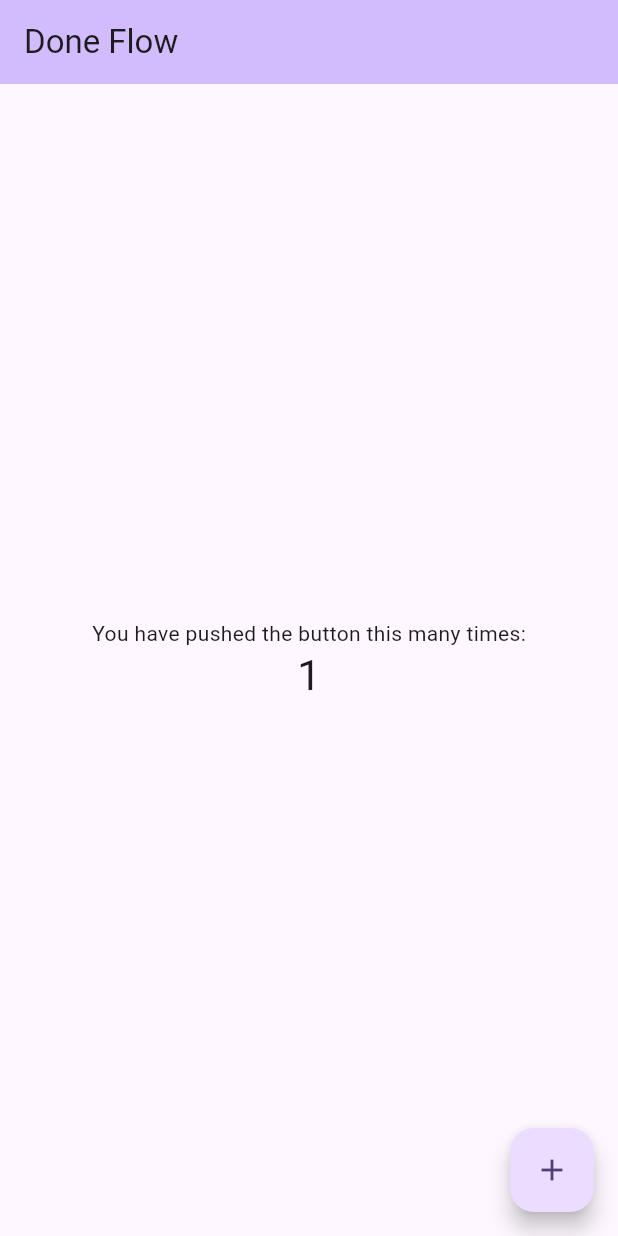
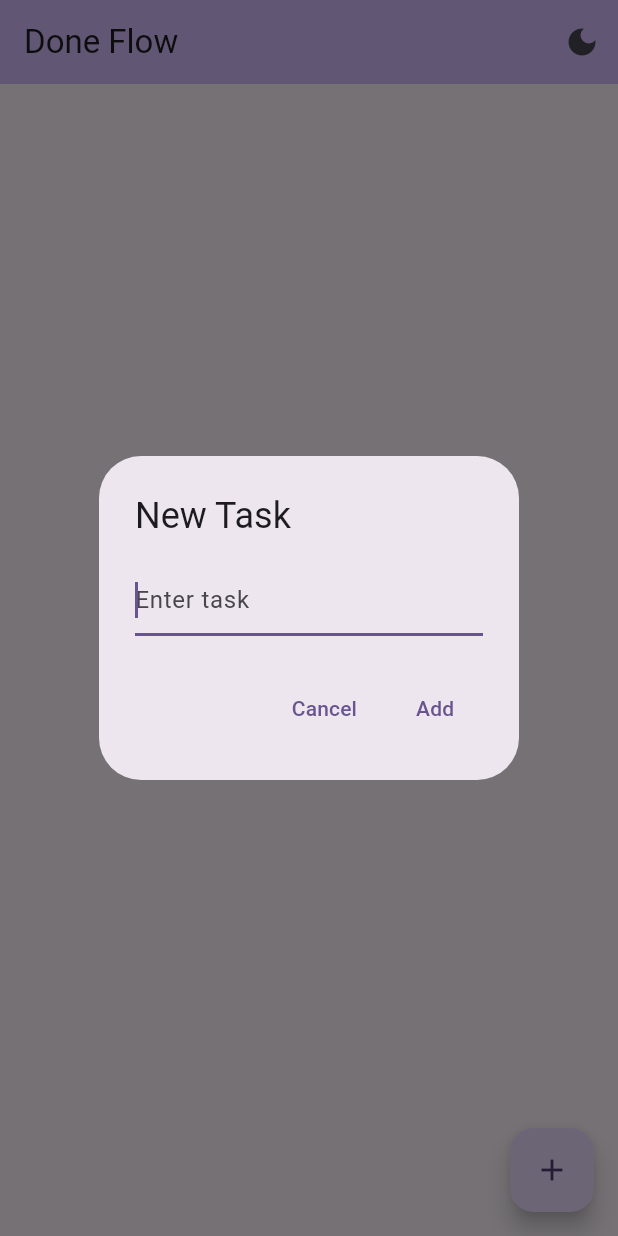
Before and after one commit to denzil-muchangi/done_flow, a Flutter app: the screen it shows after launch, after a tap on the "add" icon, on a phone screen of 412 x 824 dp. Run offline on Flutter 3.47's test engine with Material 3 defaults, Android fonts, the phone set to English and light mode, and no system bars; our stand-ins replace shared_preferences.

Commit message:
"feat: DoneFlow - to-do app with persistence and swipe delete"

```diff
--- /dev/null
+++ b/lib/core/models/tasks.dart
@@ -0,0 +1,12 @@
+class Task {
+  String title;
+  bool isDone;
+
+  Task({required this.title, this.isDone = false});
+
+  Map<String, dynamic> toJson() => {'title': title, 'isDone': isDone};
+  factory Task.fromJson(Map<String, dynamic> json) => Task(
+        title: json['title'],
+        isDone: json['isDone'],
+      );
+}
--- /dev/null
+++ b/lib/core/my_app.dart
@@ -0,0 +1,17 @@
+import 'package:done_flow/core/screens/home_page.dart';
+import 'package:flutter/material.dart';
+
+class MyApp extends StatelessWidget {
+  const MyApp({super.key});
+
+  @override
+  Widget build(BuildContext context) {
+    return MaterialApp(
+      title: 'Flutter Demo',
+      theme: ThemeData(
+        colorScheme: ColorScheme.fromSeed(seedColor: Colors.deepPurple),
+      ),
+      home: const MyHomePage(title: 'Done Flow'),
+    );
+  }
+}
--- /dev/null
+++ b/lib/core/screens/home_page.dart
@@ -0,0 +1,132 @@
+import 'dart:convert';
+
+import 'package:done_flow/core/models/tasks.dart';
+import 'package:done_flow/core/widgets/task_tile.dart';
+import 'package:flutter/material.dart';
+import 'package:shared_preferences/shared_preferences.dart';
+
+class MyHomePage extends StatefulWidget {
+  const MyHomePage({super.key, required this.title});
+
+  final String title;
+
+  @override
+  State<MyHomePage> createState() => _MyHomePageState();
+}
+
+class _MyHomePageState extends State<MyHomePage> {
+  List<Task> tasks =[];
+  final TextEditingController _controller = TextEditingController();
+
+  @override
+  void initState() {
+    super.initState();
+    _loadTask();
+  }
+
+  _loadTask() async {
+    final prefs = await SharedPreferences.getInstance();
+    final String? tasksJson = prefs.getString('tasks');
+    if (tasksJson != null) {
+      setState(() {
+        tasks = (jsonDecode(tasksJson) as List)
+            .map((e) => Task.fromJson(e))
+            .toList();
+      });
+    }
+  }
+
+  _saveTasks() async {
+    final prefs = await SharedPreferences.getInstance();
+    final String tasksJson = jsonEncode(tasks.map((e) => e.toJson()).toList());
+    prefs.setString('tasks', tasksJson);
+  }
+
+  void _addTask() {
+    if (_controller.text.trim().isEmpty) return;
+    setState(() {
+      tasks.add(Task(title: _controller.text.trim()));
+      _controller.clear();
+      _saveTasks();
+    });
+  }
+
+  @override
+  Widget build(BuildContext context) {
+    return Scaffold(
+      appBar: AppBar(
+        backgroundColor: Theme.of(context).colorScheme.inversePrimary,
+        title: Text(widget.title),
+        actions: [
+          IconButton(
+            icon: Icon(
+              Theme.of(context).brightness == Brightness.dark
+                  ? Icons.light_mode
+                  : Icons.dark_mode,
+            ),
+            onPressed: () {
+              // Toggle theme later
+            },
+          )
+        ],
+      ),
+      body: tasks.isEmpty
+          ? const Center(
+              child: Text(
+                'No tasks yet!\nTap + to add one',
+                textAlign: TextAlign.center,
+                style: TextStyle(fontSize: 18, color: Colors.grey),
+              ),
+            )
+          : ListView.builder(
+              itemCount: tasks.length,
+              itemBuilder: (ctx, i) {
+                return TaskTile(
+                  task: tasks[i],
+                  onToggle: () {
+                    setState(() {
+                      tasks[i].isDone = !tasks[i].isDone;
+                      _saveTasks();
+                    });
+                  },
+                  onDelete: () {
+                    setState(() {
+                      tasks.removeAt(i);
+                      _saveTasks();
+                    });
+                  },
+                );
+              },
+            ),
+      floatingActionButton: FloatingActionButton(
+        onPressed: () {
+          showDialog(
+            context: context,
+            builder: (ctx) => AlertDialog(
+              title: const Text('New Task'),
+              content: TextField(
+                controller: _controller,
+                autofocus: true,
+                decoration: const InputDecoration(hintText: 'Enter task'),
+              ),
+              actions: [
+                TextButton(
+                  onPressed: () => Navigator.pop(ctx),
+                  child: const Text('Cancel'),
+                ),
+                TextButton(
+                  onPressed: () {
+                    _addTask();
+                    Navigator.pop(ctx);
+                  },
+                  child: const Text('Add'),
+                ),
+              ],
+            ),
+          );
+        },
+        child: const Icon(Icons.add),
+      ),
+    );
+  }
+}
--- a/lib/main.dart
+++ b/lib/main.dart
@@ -1,21 +1,6 @@
-import 'package:done_flow/screens/home_page.dart';
+import 'package:done_flow/core/my_app.dart';
 import 'package:flutter/material.dart';
 
 void main() {
   runApp(const MyApp());
 }
-
-class MyApp extends StatelessWidget {
-  const MyApp({super.key});
-
-  @override
-  Widget build(BuildContext context) {
-    return MaterialApp(
-      title: 'Flutter Demo',
-      theme: ThemeData(
-        colorScheme: ColorScheme.fromSeed(seedColor: Colors.deepPurple),
-      ),
-      home: const MyHomePage(title: 'Done Flow'),
-    );
-  }
-}
--- a/lib/screens/home_page.dart
+++ /dev/null
@@ -1,47 +0,0 @@
-import 'package:flutter/material.dart';
-
-class MyHomePage extends StatefulWidget {
-  const MyHomePage({super.key, required this.title});
-
-  final String title;
-
-  @override
-  State<MyHomePage> createState() => _MyHomePageState();
-}
-
-class _MyHomePageState extends State<MyHomePage> {
-  int _counter = 0;
-
-  void _incrementCounter() {
-    setState(() {
-      _counter++;
-    });
-  }
-
-  @override
-  Widget build(BuildContext context) {
-    return Scaffold(
-      appBar: AppBar(
-        backgroundColor: Theme.of(context).colorScheme.inversePrimary,
-        title: Text(widget.title),
-      ),
-      body: Center(
-        child: Column(
-          mainAxisAlignment: MainAxisAlignment.center,
-          children: <Widget>[
-            const Text('You have pushed the button this many times:'),
-            Text(
-              '$_counter',
-              style: Theme.of(context).textTheme.headlineMedium,
-            ),
-          ],
-        ),
-      ),
-      floatingActionButton: FloatingActionButton(
-        onPressed: _incrementCounter,
-        tooltip: 'Increment',
-        child: const Icon(Icons.add),
-      ),
-    );
-  }
-}
```
Also changed, not shown: lib/core/widgets/task_tile.dart (added, +43 -0 lines), 1 other file.
